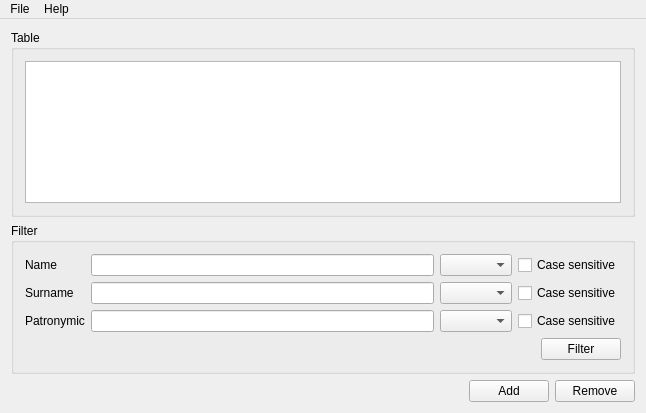
The window that Src/MainWindow.ui (gomons/Programm) describes before a commit, drawn with Qt 5.
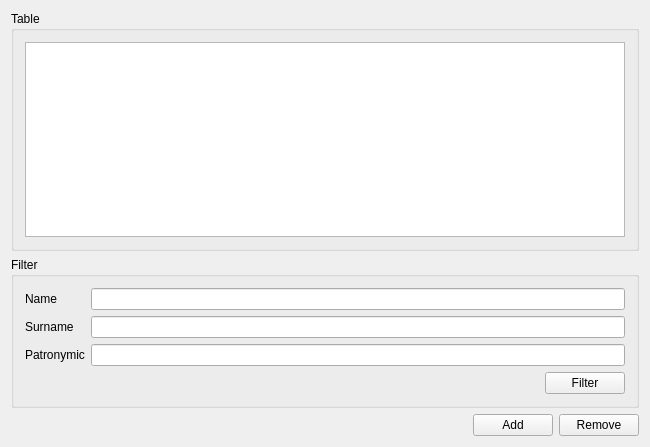
The same window after the commit. Icons and pictures are not drawn.

```diff
--- a/Src/MainWindow.ui
+++ b/Src/MainWindow.ui
@@ -6,8 +6,8 @@
    <rect>
     <x>0</x>
     <y>0</y>
-    <width>646</width>
-    <height>413</height>
+    <width>650</width>
+    <height>447</height>
    </rect>
   </property>
   <property name="windowTitle">
@@ -39,8 +39,8 @@
       <layout class="QVBoxLayout" name="verticalLayout_2">
        <item>
         <layout class="QGridLayout" name="gridLayout">
-         <item row="2" column="2">
-          <widget class="QComboBox" name="patronymicFilterCombobox"/>
+         <item row="0" column="1">
+          <widget class="QLineEdit" name="nameEdit"/>
          </item>
          <item row="2" column="0">
           <widget class="QLabel" name="patronymicLable">
@@ -52,19 +52,6 @@
          <item row="2" column="1">
           <widget class="QLineEdit" name="patronymicEdit"/>
          </item>
-         <item row="0" column="1">
-          <widget class="QLineEdit" name="nameEdit"/>
-         </item>
-         <item row="1" column="1">
-          <widget class="QLineEdit" name="surnameEdit"/>
-         </item>
-         <item row="0" column="0">
-          <widget class="QLabel" name="nameLabel">
-           <property name="text">
-            <string>Name</string>
-           </property>
-          </widget>
-         </item>
          <item row="1" column="0">
           <widget class="QLabel" name="surnameLable">
            <property name="text">
@@ -72,32 +59,15 @@
            </property>
           </widget>
          </item>
-         <item row="1" column="2">
-          <widget class="QComboBox" name="surnameFilterCombobox"/>
-         </item>
-         <item row="0" column="2">
-          <widget class="QComboBox" name="nameFilterCombobox"/>
-         </item>
-         <item row="0" column="3">
-          <widget class="QCheckBox" name="checkBox">
+         <item row="0" column="0">
+          <widget class="QLabel" name="nameLabel">
            <property name="text">
-            <string>Case sensitive</string>
+            <string>Name</string>
            </property>
           </widget>
          </item>
-         <item row="1" column="3">
-          <widget class="QCheckBox" name="checkBox_2">
-           <property name="text">
-            <string>Case sensitive</string>
-           </property>
-          </widget>
-         </item>
-         <item row="2" column="3">
-          <widget class="QCheckBox" name="checkBox_3">
-           <property name="text">
-            <string>Case sensitive</string>
-           </property>
-          </widget>
+         <item row="1" column="1">
+          <widget class="QLineEdit" name="surnameEdit"/>
          </item>
         </layout>
        </item>
@@ -173,28 +143,6 @@
     </item>
    </layout>
   </widget>
-  <widget class="QMenuBar" name="menuBar">
-   <property name="geometry">
-    <rect>
-     <x>0</x>
-     <y>0</y>
-     <width>646</width>
-     <height>21</height>
-    </rect>
-   </property>
-   <widget class="QMenu" name="menuFile">
-    <property name="title">
-     <string>File</string>
-    </property>
-   </widget>
-   <widget class="QMenu" name="menuHelp">
-    <property name="title">
-     <string>Help</string>
-    </property>
-   </widget>
-   <addaction name="menuFile"/>
-   <addaction name="menuHelp"/>
-  </widget>
  </widget>
  <layoutdefault spacing="6" margin="11"/>
  <resources>
```
